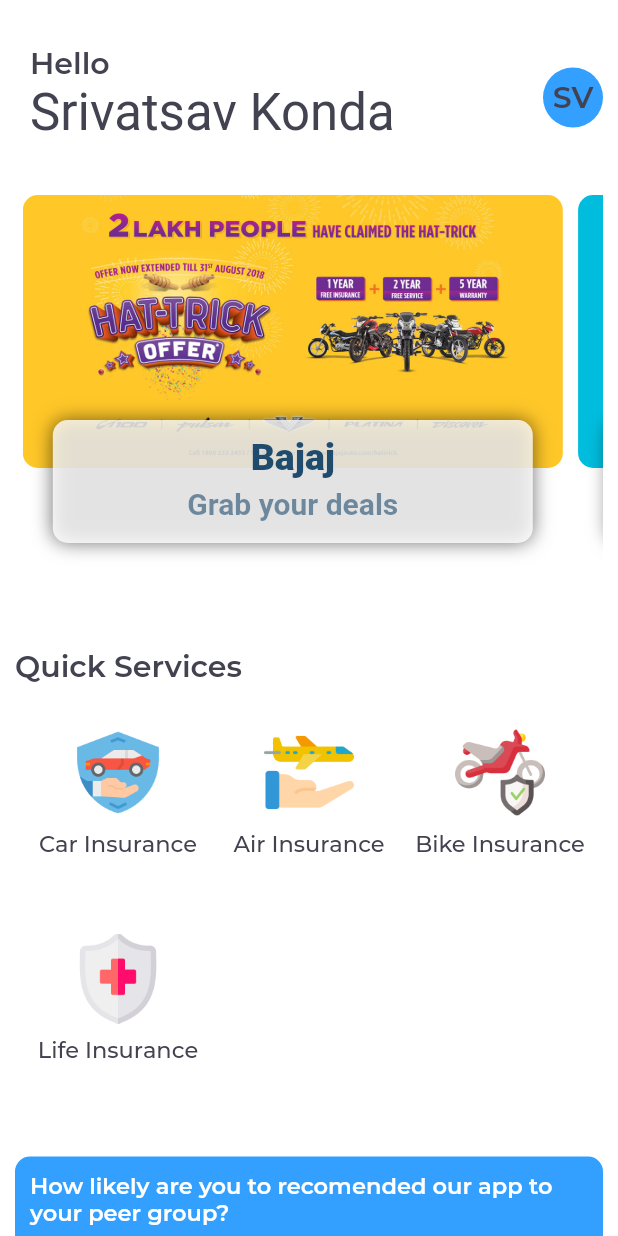
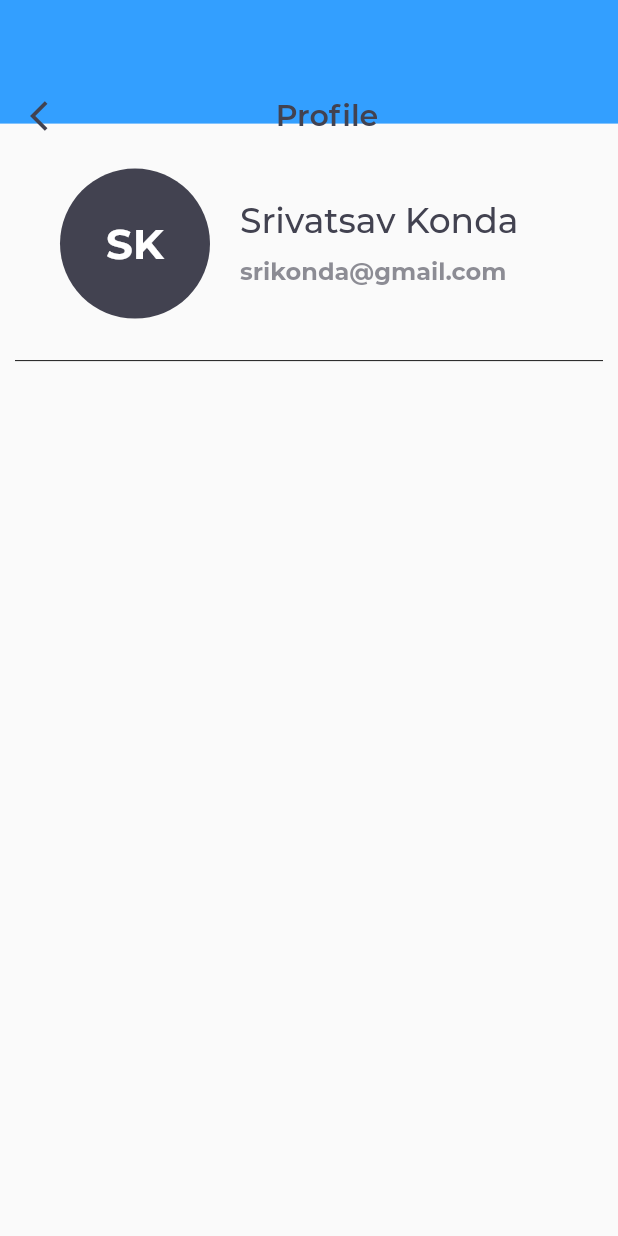
Before and after one commit to sri1sri/hack_covid, a Flutter app: the F_Dashboard screen opened directly, after a tap on "SV", on a phone screen of 412 x 824 dp. Run offline on Flutter 3.47's test engine with Material 2 defaults, Android fonts, the phone set to English and light mode, and no system bars; our stand-ins replace flutter_form_builder, flutter_offline, image_picker; missing offline and left inert: flutter_contact, popup_menu; Roboto replaces fonts that are missing (Montserrat-Regular, nunito, varela).

Commit message:
home screen

```diff
--- a/lib/HomeScreens/dashboard.dart
+++ b/lib/HomeScreens/dashboard.dart
@@ -1,5 +1,6 @@
 import 'dart:async';
 import 'package:flutter_form_builder/flutter_form_builder.dart';
+import 'package:hackcovid/HomeScreens/profile.dart';
 import 'package:hackcovid/common_variables/app_colors.dart';
 import 'package:hackcovid/common_variables/app_fonts.dart';
 import 'package:hackcovid/common_variables/app_functions.dart';
@@ -101,7 +102,7 @@
   Widget offlineWidget(BuildContext context) {
     return CustomOfflineWidget(
       onlineChild: Padding(
-        padding: const EdgeInsets.fromLTRB(0, 0, 0, 0),
+        padding: const EdgeInsets.fromLTRB(1, 1, 1, 1),
         child: Scaffold(
           body: _buildContent(context),
         ),
@@ -172,13 +173,13 @@
                               ],
                             ),
                             onTap: () {
-//                                  Navigator.push(
-//                                    context,
-//                                    MaterialPageRoute(
-//                                      builder: (context) =>
-//                                          ProfilePage( database: database ),
-//                                    ),
-//                                  );
+                                  Navigator.push(
+                                    context,
+                                    MaterialPageRoute(
+                                      builder: (context) =>
+                                          ProfilePage(),
+                                    ),
+                                  );
                             } ),
                       ),
                     ],
@@ -342,92 +343,6 @@
 
         ),
     ),
-//          body: Container(
-//            color: Colors.white,
-//            child: Column(
-//              children: <Widget>[
-//                Padding(
-//                  padding: const EdgeInsets.all(20),
-//                  child: Container(
-//                    child: Column(
-//                      children: <Widget>[
-//                        Expanded(
-//                          child: Stack(
-//                            alignment: AlignmentDirectional.bottomCenter,
-//                            children: <Widget>[
-//                              PageView.builder(
-//                                scrollDirection: Axis.horizontal,
-//                                controller: _pageController,
-//                                onPageChanged: _onPageChanged,
-//                                itemCount: slideList.length,
-//                                itemBuilder: (ctx, i) => SlideItem(i),
-//                              ),
-//                              Stack(
-//                                alignment: AlignmentDirectional.topStart,
-//                                children: <Widget>[
-//                                  Container(
-//                                    margin: const EdgeInsets.only(bottom: 35),
-//                                    child: Row(
-//                                      mainAxisSize: MainAxisSize.min,
-//                                      mainAxisAlignment: MainAxisAlignment.center,
-//                                      children: <Widget>[
-//                                        for(int i = 0; i<slideList.length; i++)
-//                                          if( i == _currentPage )
-//                                            SlideDots(true)
-//                                          else
-//                                            SlideDots(false)
-//                                      ],
-//                                    ),
-//                                  )
-//                                ],
-//                              )
-//                            ],
-//                          ),
-//                        ),
-//                      ],
-//                    ),
-//                  ),
-//                ),
-//              ],
-//            ),
-//          ),
-//        body:Container(
-//          child: Column(
-//            children: <Widget>[
-//              Container(
-//                  height: 282.0,
-//                  width: 300,
-//                  //padding: EdgeInsets.only(right: 15.0),
-//
-//                  child: ListView(scrollDirection: Axis.horizontal, children: [
-//                    _buildImage1('images/10.jpg', 'Bhavani Aravindham',
-//                        '1400sq.ft - 3BHK', '₹12,333', true),
-//                    //SizedBox(width: 5.0),
-//
-//                    _buildImage1('images/aa.JPG', ' Bhavani Serene',
-//                        '1400sq.ft - 3BHK', '₹12,333', false),
-//                    //SizedBox(width: 5.0),
-//                    _buildImage1('images/12.jpg', 'Bhavani Serene',
-//                        '1400sq.ft - 3BHK', '₹12,333', true),
-//                    // SizedBox(width: 10.0),
-//                    _buildImage1('images/highrise.jpeg', 'BlueRidge Tower',
-//                        '1400sq.ft - 3BHK', '₹12,333', true),
-//                    //SizedBox(width: 10.0),
-//                    _buildImage1('images/villa.jpg', 'BlueRidge Tower',
-//                        '1400sq.ft - 3BHK', '₹12,333', false),
-//                    //SizedBox(width: 10.0),
-//                    _buildImage1('images/townhouse.jpg', 'BlueRidge Tower',
-//                        '1400sq.ft - 3BHK', '₹12,333', true),
-//                    //SizedBox(width: 10.0),
-//                    _buildImage1('images/lowrise.jpg', 'BlueRidge Tower',
-//                        '1400sq.ft - 3BHK', '₹12,333', false),
-//                    //SizedBox(width: 10.0),
-//                    _buildImage1('images/highrise.jpeg', 'BlueRidge Tower',
-//                        '1400sq.ft - 3BHK', '₹12,333', true),
-//                  ])),
-//            ],
-//          ),
-//        ),
         );
   }
   _buildImage1(String imgPath,  String price,String name,) {
@@ -441,7 +356,6 @@
       child: Container(
           height: 300,
           width: 370,
-          padding: EdgeInsets.symmetric(horizontal: -45.0),
           margin: const EdgeInsets.only(left: .2),
           child: Column(children: <Widget>[
             Stack(children: [
@@ -449,8 +363,8 @@
                 height: 257.0,
               ),
               Positioned(
-                  left: 50.0,
-                  right: 50.0,
+                  left: 10.0,
+                  right: 10.0,
                   top: 5.0,
                   bottom: 70.0,
                   child: Container(
@@ -461,8 +375,8 @@
                           image: DecorationImage(
                               image: AssetImage(imgPath), fit: BoxFit.fill)))),
               Positioned(
-                  left: 70.0,
-                  right: 70.0,
+                  left: 30.0,
+                  right: 30.0,
                   top: 155.0,
                   bottom: 20.0,
                   child: Container(
--- /dev/null
+++ b/lib/HomeScreens/profile.dart
@@ -0,0 +1,157 @@
+import 'package:flutter/material.dart';
+//import 'package:hackcovid/Database_models/UserDetails.dart';
+//import 'package:paystream/HomeScreens/Settings.dart';
+import 'package:hackcovid/common_variables/app_colors.dart';
+import 'package:hackcovid/common_variables/app_fonts.dart';
+import 'package:hackcovid/common_variables/app_functions.dart';
+import 'package:hackcovid/common_widgets/button_widget/to_do_button.dart';
+import 'package:hackcovid/common_widgets/custom_appbar_widget/custom_app_bar.dart';
+import 'package:hackcovid/common_widgets/offline_widgets/offline_widget.dart';
+import 'package:hackcovid/common_widgets/platform_alert/platform_alert_dialog.dart';
+//import 'package:hackcovid/firebase/auth.dart';
+//import 'package:hackcovid/firebase/database.dart';
+import 'package:popup_menu/popup_menu.dart';
+import 'package:provider/provider.dart';
+import 'package:url_launcher/url_launcher.dart';
+
+//void customLaunch(command) async{
+//  if(await canLaunch(command)){
+//    await launch(command);
+//
+//  }else{
+//    print('could not launch $command');
+//  }
+//}
+
+class ProfilePage extends StatelessWidget {
+  //ProfilePage({@required this.database});
+  //Database database;
+
+  @override
+  Widget build(BuildContext context) {
+    return Container(
+      child: F_ProfilePage(),
+    );
+  }
+}
+
+class F_ProfilePage extends StatefulWidget {
+ // F_ProfilePage({@required this.database});
+ // Database database;
+
+  @override
+  _F_ProfilePageState createState() => _F_ProfilePageState();
+}
+
+class _F_ProfilePageState extends State<F_ProfilePage> {
+
+  @override
+  Widget build(BuildContext context) {
+    return offlineWidget(context);
+  }
+
+  Widget offlineWidget(BuildContext context) {
+    return CustomOfflineWidget(
+      onlineChild: Padding(
+        padding: const EdgeInsets.fromLTRB(0, 0, 0, 0),
+        child: Scaffold(
+          body: _buildContent(context),
+        ),
+      ),
+    );
+  }
+
+  Widget _buildContent(BuildContext context) {
+    return new MaterialApp(
+            debugShowCheckedModeBanner: false,
+            home: new Scaffold(
+              appBar: PreferredSize(
+                preferredSize: Size.fromHeight(MediaQuery.of(context).size.width/5),
+                child: CustomAppBar(
+                  leftActionBar: Container(
+                    child: Icon(Icons.arrow_back_ios,color: subBackgroundColor,),
+                  ),
+                  leftAction: () {
+                    Navigator.pop(context, true);
+                  },
+                  rightActionBar: Container(
+                    //child: Icon(Icons.settings,color: subBackgroundColor,),
+                  ),
+                  rightAction: () {
+//                    Navigator.push(
+//                      context,
+//                      MaterialPageRoute(
+//                          builder: (context) => SettingsPage() ),
+//                    );
+                  },
+                  primaryText: 'Profile',
+                  secondaryText: null,
+                ),
+              ),
+              body: SingleChildScrollView(
+                child: Container(
+                  child: Padding(
+                    padding: const EdgeInsets.all(10.0),
+                    child: Center(
+                      child: Column(
+                        children: <Widget>[
+                          Container(
+
+                          ),
+                          SizedBox(height: 20,),
+                          Row(
+                            children: <Widget>[
+                              SizedBox(width: 30,),
+                              Center(
+                                child: CircleAvatar(
+                                  child: Text(
+                                    'SK',
+                                    style: titleStylelight,
+                                  ),
+                                  radius: 50.0,
+                                  backgroundColor:
+                                  subBackgroundColor,
+                                ),
+                              ),
+                              SizedBox(width: 20,),
+                              Column(
+                                crossAxisAlignment: CrossAxisAlignment.start,
+                                children: <Widget>[
+                                  Text("Srivatsav Konda",style: titleStyleTheam,),
+                                  SizedBox(height: 10,),
+                                  Text("srikonda@gmail.com",style: descriptionStyleDarkBlur ),
+                                ],
+                              ),
+                            ],
+                          ),
+                          SizedBox(height: 20,),
+                          Divider(
+                            color: Colors.black.withOpacity(0.9),
+                          ),
+                          Column(
+                            children: <Widget>[
+                              Container(
+                                child: Padding(
+                                  padding: EdgeInsets.fromLTRB( 10,0,10,0 ),
+                                  child: Column(
+
+                                    children: <Widget>[
+                                      SizedBox( height: 5.0 ),
+                                    ],
+                                  ),
+                                ),
+                              ),
+                            ],
+                          ),
+                        ],
+                      ),
+                    ),
+                  ),
+                ),
+              ),
+            ),
+          );
+
+  }
+
+}
--- a/lib/common_variables/app_fonts.dart
+++ b/lib/common_variables/app_fonts.dart
@@ -18,12 +18,12 @@
     fontWeight: FontWeight.w500,
     fontSize: 23.0);
 var titleStyleTheam = TextStyle(
-    color: Color(0xFF339FFF),
-    fontFamily: 'Montserrat-Regular',
+    color: Color(0xFF424250),
+    fontFamily: 'Montserrat',
     fontWeight: FontWeight.w500,
     fontSize: 23.0);
 var subTitleStyle = TextStyle(
-    color: Color(0xFF339FFF),
+    color: Color(0xFF424250),
     fontFamily: 'Montserrat',
     fontWeight: FontWeight.w600,
     fontSize: 18.0,decoration: TextDecoration.none);
@@ -33,7 +33,7 @@
     fontWeight: FontWeight.w600,
     fontSize: 18.0,decoration: TextDecoration.none);
 var descriptionStyle = TextStyle(
-  color: Color(0xFF339FFF),
+  color: Color(0xFF424250),
   fontFamily: 'Montserrat',
   fontWeight: FontWeight.w500,
   fontSize: 15.0,decoration: TextDecoration.none,
@@ -79,7 +79,7 @@
     fontSize: 22.0);
 var titleStylelight = TextStyle(
     color: Colors.white,
-    fontFamily: 'Quicksand',
+    fontFamily: 'Montserrat',
     fontWeight: FontWeight.w700,
     fontSize: 28.0);
 var optionStylelight = TextStyle(
@@ -88,10 +88,10 @@
     fontWeight: FontWeight.w500,
     fontSize: 28.0);
 var descriptionStyleDarkBlur = TextStyle(
-    color: Color(0xFF424250),
+    color: Color(0xFF424250).withOpacity(0.6),
     fontFamily: 'Montserrat',
     fontWeight: FontWeight.w800,
-    fontSize: 15.0);
+    fontSize: 16.0);
 var descriptionStyleLiteBlur = TextStyle(
     color: Colors.white,
     fontFamily: 'Montserrat',
--- a/lib/common_widgets/custom_appbar_widget/custom_app_bar.dart
+++ b/lib/common_widgets/custom_appbar_widget/custom_app_bar.dart
@@ -42,14 +42,14 @@
         mainAxisAlignment: MainAxisAlignment.start,
         children: <Widget>[
           Container(
-          height: 80,
+            height: 90,
             child: Row(
               mainAxisAlignment: MainAxisAlignment.spaceBetween,
               crossAxisAlignment: CrossAxisAlignment.start,
               children: <Widget>[
                 Padding(
                   padding: EdgeInsets.only(
-                  top: 55,
+                    top: 65,
                     left: 20,
                   ),
                   child: InkWell(
@@ -60,8 +60,12 @@
                   ),
                 ),
                 Padding(
+                  padding: const EdgeInsets.only(top:65.0),
+                  child: Text(primaryText,style: subTitleStyleLight,),
+                ),
+                Padding(
                   padding: EdgeInsets.only(
-                  top: 45,
+                    top: 65,
                     right: 20,
                   ),
                   child: InkWell(
@@ -74,28 +78,7 @@
               ],
             ),
           ),
-        Padding(
-          padding: EdgeInsets.fromLTRB(20, 20, 0, 0),
-          child: Column(
-            crossAxisAlignment: CrossAxisAlignment.start,
-            children: <Widget>[
-              primaryText == null ? Container(height: 0, width: 0,): Text(
-            primaryText,
-            textAlign: TextAlign.center,
-            style: titleStyle,
-          ),
-
-              secondaryText == null ? Container(height: 0, width: 0,): Text(
-                secondaryText,
-                textAlign: TextAlign.center,
-                style: topNavigationBarTitleStyle,
-              ),
-            ],
-
-          ),
-        ),
           profile == null ? Container(height: 0,width: 0,) :profile,
-        tabBarWidget == null ? Container(height: 0,width: 0,) :tabBarWidget,
 
 
 
```
Lines whose indentation alone changed are shown as unchanged.
